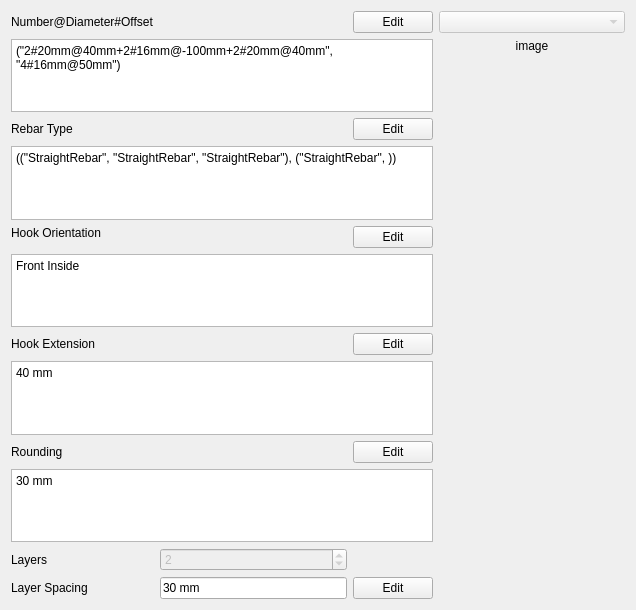
amrit3701/FreeCAD-Reinforcement, file BeamReinforcement/TopBottomReinforcement.ui: the form before one commit.
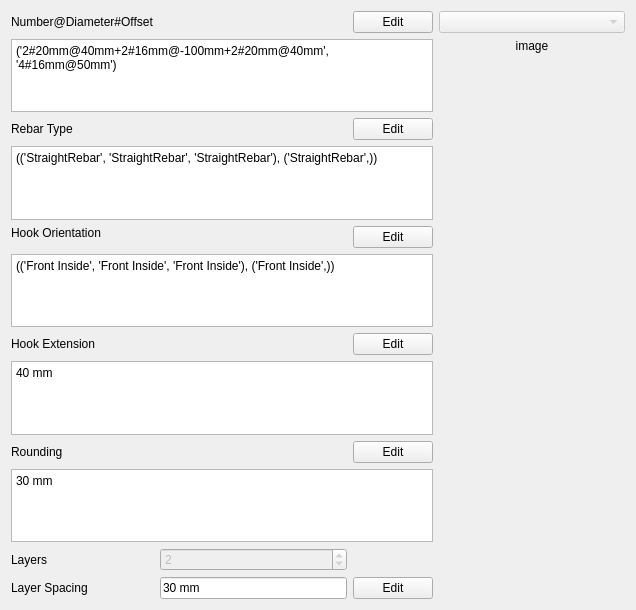
The form after the commit. Custom widgets are drawn as their Qt base class.

Commit message: Set rebar type when NumberDiameterOffset edited

What changed in the file:
```diff
--- a/BeamReinforcement/TopBottomReinforcement.ui
+++ b/BeamReinforcement/TopBottomReinforcement.ui
@@ -85,7 +85,7 @@
       <bool>true</bool>
      </property>
      <property name="plainText">
-      <string>(&quot;2#20mm@40mm+2#16mm@-100mm+2#20mm@40mm&quot;, &quot;4#16mm@50mm&quot;)</string>
+      <string>('2#20mm@40mm+2#16mm@-100mm+2#20mm@40mm', '4#16mm@50mm')</string>
      </property>
     </widget>
    </item>
@@ -112,7 +112,7 @@
       <bool>true</bool>
      </property>
      <property name="plainText">
-      <string>((&quot;StraightRebar&quot;, &quot;StraightRebar&quot;, &quot;StraightRebar&quot;), (&quot;StraightRebar&quot;, ))</string>
+      <string>(('StraightRebar', 'StraightRebar', 'StraightRebar'), ('StraightRebar',))</string>
      </property>
     </widget>
    </item>
@@ -148,7 +148,7 @@
       <bool>true</bool>
      </property>
      <property name="plainText">
-      <string>Front Inside</string>
+      <string>(('Front Inside', 'Front Inside', 'Front Inside'), ('Front Inside',))</string>
      </property>
     </widget>
    </item>
```
The commit also changes 2 other files.
